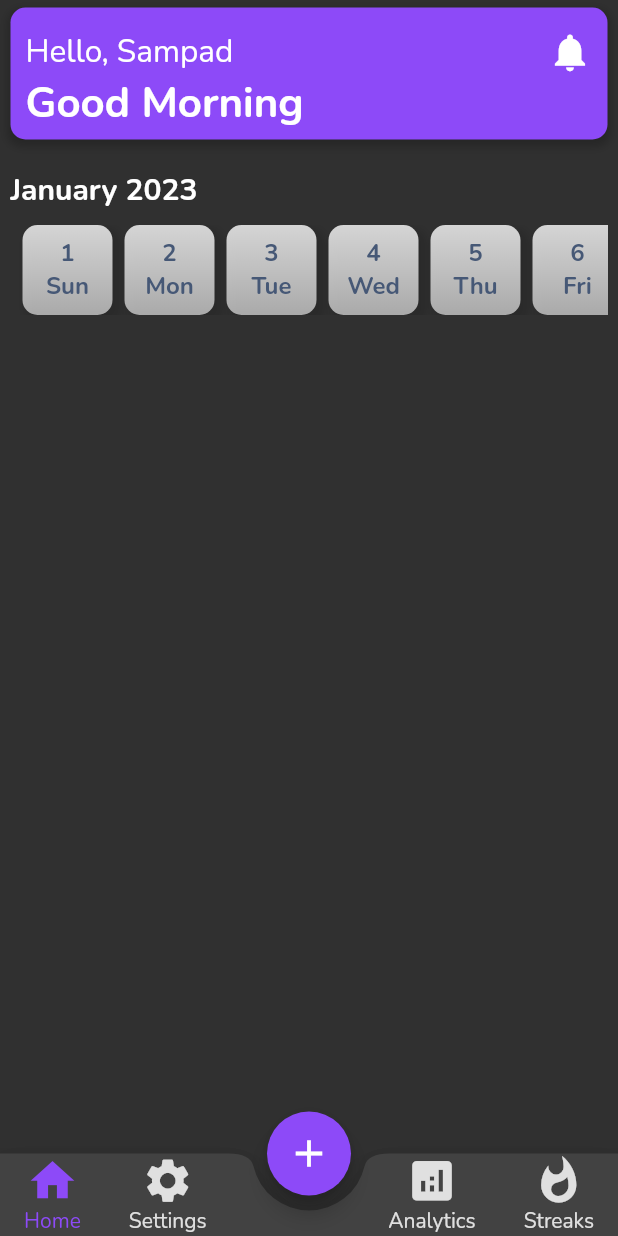
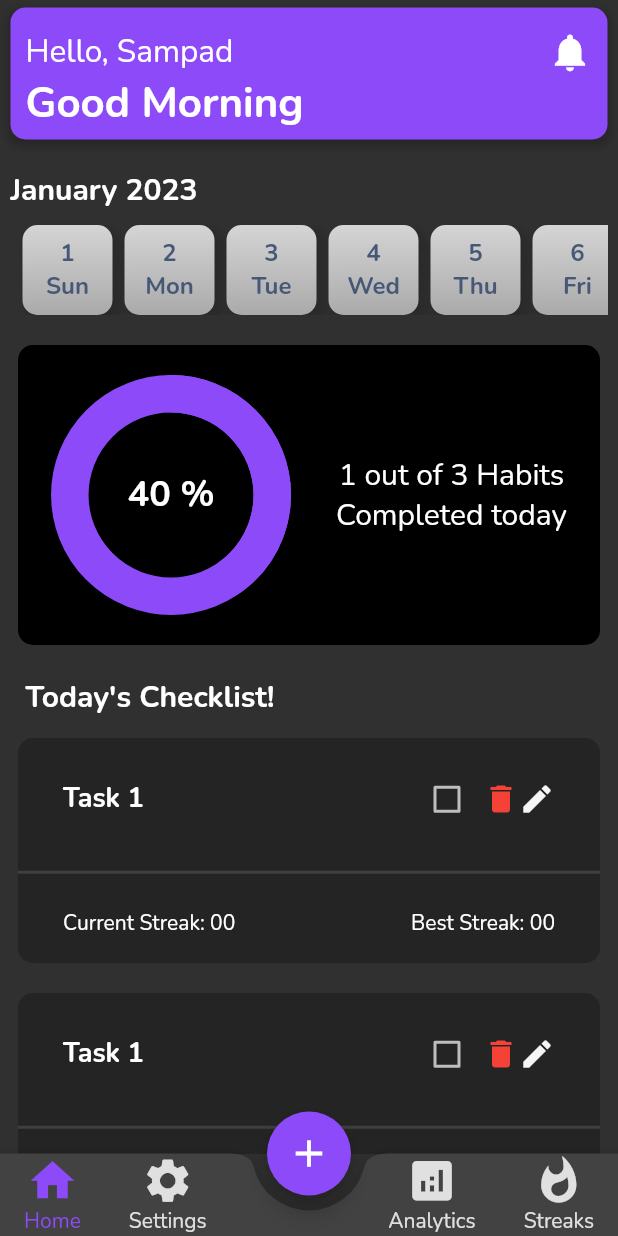
Before and after one commit to Sampad-Adhikary/Habito---A-habit-tracker-, a Flutter app: the screen it shows after launch, on a phone screen of 412 x 824 dp. Run offline on Flutter 3.47's test engine with Material 2 defaults, Android fonts, the light colour scheme and no system bars; drawn by our look-alikes of percent_indicator.

Commit message:
completed UI of home screen

```diff
--- a/lib/screens/homeScreen.dart
+++ b/lib/screens/homeScreen.dart
@@ -17,6 +17,7 @@ class _HomeState extends State<Home> {
   late ScrollController scrollController;
   List<DateTime> currentMonthList = List.empty();
   DateTime currentDateTime = DateTime.now();
+  bool? isChecked = false;
 
   @override
   void initState() {
@@ -138,22 +139,123 @@ class _HomeState extends State<Home> {
 
   Widget progressBar() {
     return Container(
-      color: Color.fromRGBO(0, 0, 0, 50),
-      margin: EdgeInsets.fromLTRB(5, 7, 5, 7),
+      height: 200,
+      // width: 350,
+
+      margin: EdgeInsets.fromLTRB(5, 20, 5, 7),
+      padding: EdgeInsets.fromLTRB(15, 7, 15, 7),
+      decoration: BoxDecoration(
+          color: Color.fromRGBO(0, 0, 0, 100),
+          borderRadius: BorderRadius.circular(10)),
       child: Row(
+        mainAxisAlignment: MainAxisAlignment.center,
         children: [
-          CircularPercentIndicator(
-            radius: 300,
-            lineWidth: 10.0,
+          Container(
+            margin: EdgeInsets.only(right: 30),
+            child: CircularPercentIndicator(
+              radius: 80,
+              // animateFromLastPercent: ,
+              lineWidth: 25.0,
               percent: 0.4,
               progressColor: Color.fromRGBO(141, 74, 248, 50),
-            backgroundColor: Color.fromRGBO(141, 74, 248, 70),
+              backgroundColor: Color.fromRGBO(141, 74, 248, 95),
+              circularStrokeCap: CircularStrokeCap.round,
+              center: const Text(
+                "40 %",
+                style: TextStyle(fontSize: 24, fontWeight: FontWeight.bold),
+              ),
+            ),
+          ),
+          Column(
+            mainAxisAlignment: MainAxisAlignment.center,
+            // ignore: prefer_const_literals_to_create_immutables
+            children: [
+              Text(
+                "1 out of 3 Habits",
+                style: TextStyle(fontSize: 20),
+              ),
+              Text("Completed today", style: TextStyle(fontSize: 20)),
+            ],
           )
         ],
       ),
     );
   }
 
+  Widget Tasks() {
+    return Container(
+      height: 150,
+      margin: EdgeInsets.fromLTRB(5, 0, 5, 20),
+      decoration: BoxDecoration(
+          color: Colors.black26, borderRadius: BorderRadius.circular(10)),
+      child: Column(
+        mainAxisAlignment: MainAxisAlignment.spaceEvenly,
+        children: [
+          Container(
+            margin: EdgeInsets.only(left: 30),
+            child: Row(
+              mainAxisAlignment: MainAxisAlignment.spaceBetween,
+              children: [
+                Container(
+                    alignment: Alignment.centerLeft,
+                    child: Text(
+                      "Task 1",
+                      style:
+                          TextStyle(fontSize: 18, fontWeight: FontWeight.bold),
+                    )),
+                Container(
+                  margin: EdgeInsets.only(right: 30),
+                  child: Row(
+                    mainAxisAlignment: MainAxisAlignment.spaceAround,
+                    children: [
+                      Checkbox(
+                        value: isChecked,
+                        activeColor: Color.fromRGBO(141, 74, 248, 50),
+                        tristate: true,
+                        onChanged: (newBool) {
+                          setState(() {
+                            isChecked = newBool;
+                          });
+                        },
+                      ),
+                      Icon(
+                        Icons.delete,
+                        color: Colors.red,
+                      ),
+                      Icon(
+                        Icons.edit,
+                        color: Colors.grey[100],
+                      ),
+                    ],
+                  ),
+                )
+              ],
+            ),
+          ),
+          Divider(
+            thickness: 2,
+          ),
+          Container(
+            margin: EdgeInsets.only(left: 30),
+            child: Row(
+              mainAxisAlignment: MainAxisAlignment.spaceBetween,
+              children: [
+                Container(
+                    alignment: Alignment.centerLeft,
+                    child: Text("Current Streak: 00")),
+                Container(
+                    margin: EdgeInsets.only(right: 30),
+                    alignment: Alignment.centerRight,
+                    child: Text("Best Streak: 00")),
+              ],
+            ),
+          )
+        ],
+      ),
+    );
+  }
+
+  //Build WIDGET
   @override
   Widget build(BuildContext context) {
     String greeting(givenHour) {
@@ -178,7 +280,9 @@ class _HomeState extends State<Home> {
 
     return SafeArea(
         child: Scaffold(
-      body: Container(
+      body: SingleChildScrollView(
+        scrollDirection: Axis.vertical,
+        child: Container(
           margin: EdgeInsets.only(top: 5, bottom: 5, right: 7, left: 7),
           child: Column(
             mainAxisAlignment: MainAxisAlignment.start,
@@ -233,8 +337,23 @@ class _HomeState extends State<Home> {
                   ],
                 ),
               ),
-            calendarList()
+              calendarList(),
+              progressBar(),
+              Container(
+                margin: EdgeInsets.fromLTRB(5, 7, 5, 7),
+                padding: EdgeInsets.fromLTRB(5, 7, 5, 7),
+                alignment: Alignment.centerLeft,
+                child: Text(
+                  "Today's Checklist!",
+                  style: TextStyle(fontSize: 20, fontWeight: FontWeight.bold),
+                ),
+              ),
+              Tasks(),
+              Tasks(),
+              Tasks(),
+              Tasks(),
             ],
+          ),
         ),
       ),
     ));
```
Lines whose indentation alone changed are shown as unchanged.
